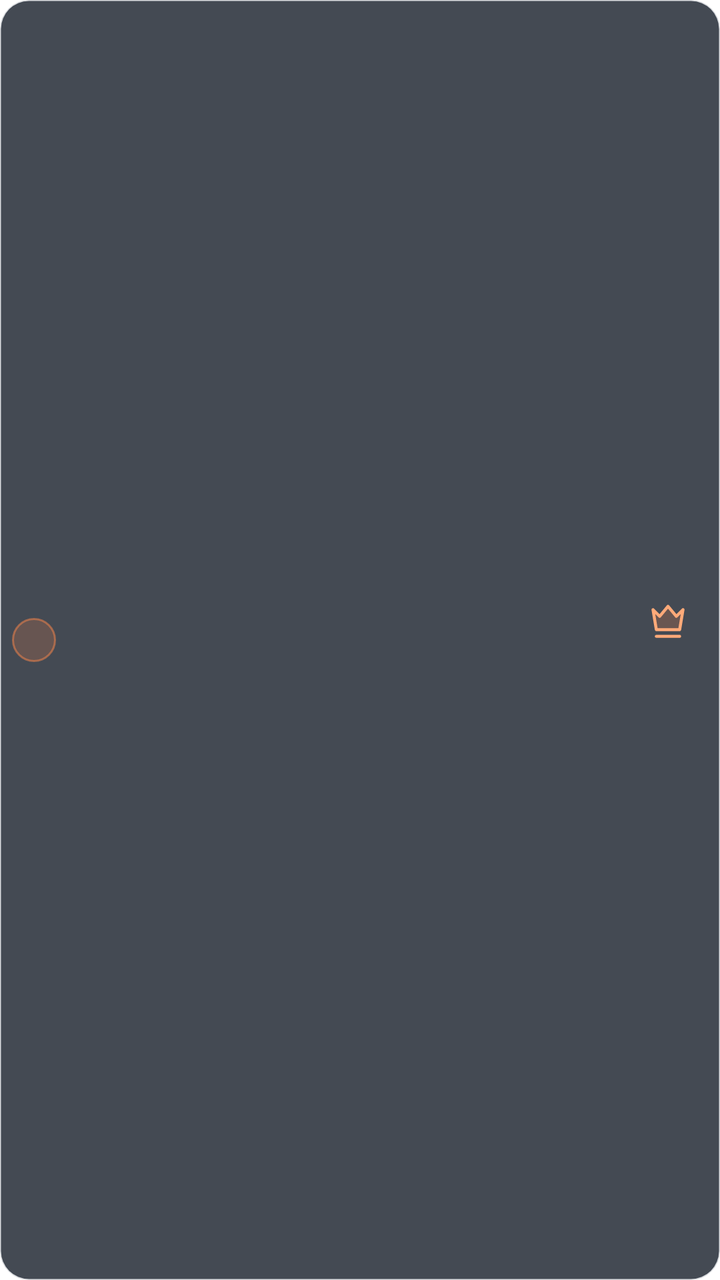
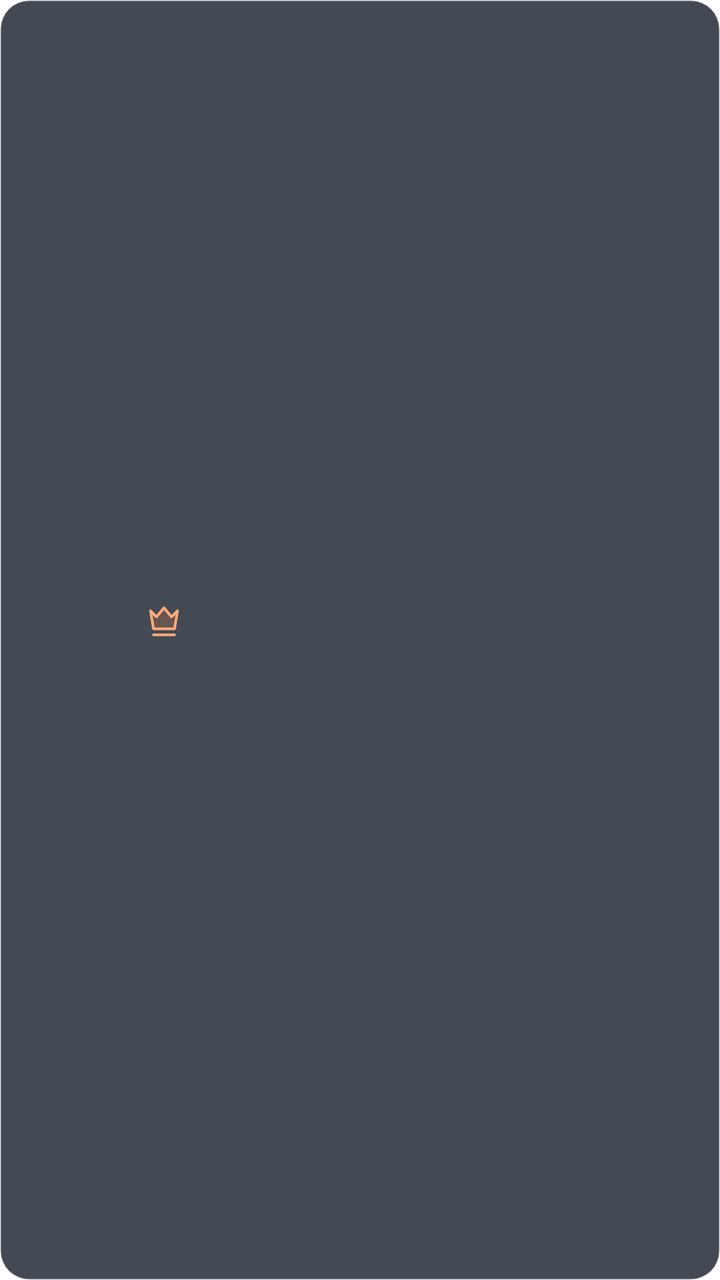

Before-and-after screenshots of an Android layout around one commit, followed by the original layout XML and the change that was made.
<!-- AndroidManifest.xml: application theme Theme.maple_guild_tracker -->
<!-- res/layout/widget_favorite_ranking_row.xml -->
<?xml version="1.0" encoding="utf-8"?>
<LinearLayout xmlns:android="http://schemas.android.com/apk/res/android"
    android:id="@+id/favorite_row"
    android:layout_width="match_parent"
    android:layout_height="64dp"
    android:background="@drawable/maple_widget_row_background"
    android:gravity="center_vertical"
    android:orientation="horizontal"
    android:paddingLeft="6dp"
    android:paddingTop="5dp"
    android:paddingRight="10dp"
    android:paddingBottom="5dp">
    <TextView android:id="@+id/favorite_rank" style="@style/MapleWidgetRankNumber" />
    <ImageView android:id="@+id/favorite_avatar" style="@style/MapleWidgetAvatar" />
    <LinearLayout android:layout_width="0dp" android:layout_height="wrap_content" android:layout_marginStart="5dp" android:layout_weight="1" android:orientation="vertical">
        <LinearLayout android:layout_width="match_parent" android:layout_height="wrap_content" android:gravity="center_vertical" android:orientation="horizontal">
            <TextView android:id="@+id/favorite_name" android:layout_width="0dp" android:layout_height="wrap_content" android:layout_weight="1" android:autoSizeMaxTextSize="13sp" android:autoSizeMinTextSize="10sp" android:autoSizeStepGranularity="1sp" android:autoSizeTextType="uniform" android:maxLines="1" android:textColor="#F4F6F9" android:textSize="13sp" android:textStyle="bold" />
            <ImageView android:id="@+id/favorite_primary" android:layout_width="20dp" android:layout_height="20dp" android:layout_marginStart="3dp" android:contentDescription="대표 캐릭터" android:scaleType="centerInside" android:src="@drawable/maple_widget_crown" />
        </LinearLayout>
        <TextView android:id="@+id/favorite_detail" android:layout_width="match_parent" android:layout_height="wrap_content" android:layout_marginTop="2dp" android:ellipsize="end" android:maxLines="1" android:textColor="#8994A3" android:textSize="12sp" />
    </LinearLayout>
    <TextView android:id="@+id/favorite_gain" android:layout_width="wrap_content" android:layout_height="wrap_content" android:layout_marginStart="6dp" android:maxLines="1" android:textColor="#69D9B6" android:textSize="13sp" android:textStyle="bold" />
</LinearLayout>
<!-- resources referenced by this layout -->
<resources>
  <!-- drawable maple_widget_crown (drawable) -->
  <?xml version="1.0" encoding="utf-8"?>
  <vector xmlns:android="http://schemas.android.com/apk/res/android"
      android:width="24dp"
      android:height="24dp"
      android:viewportWidth="24"
      android:viewportHeight="24">
      <path
          android:fillColor="#33FF874A"
          android:pathData="M3,5L7,9L12,3L17,9L21,5L19,17L5,17Z" />
      <path
          android:fillColor="@android:color/transparent"
          android:pathData="M3,5L7,9L12,3L17,9L21,5L19,17L5,17ZM5,21L19,21"
          android:strokeColor="#FFAA79"
          android:strokeLineCap="round"
          android:strokeLineJoin="round"
          android:strokeWidth="1.8" />
  </vector>
  <!-- drawable maple_widget_row_background (drawable) -->
  <?xml version="1.0" encoding="utf-8"?>
  <shape xmlns:android="http://schemas.android.com/apk/res/android" android:shape="rectangle">
      <solid android:color="#D9242B35" />
      <stroke android:width="1dp" android:color="#303E4957" />
      <corners android:radius="14dp" />
  </shape>
  <style name="MapleWidgetAvatar">
          <item name="android:layout_width">52dp</item>
          <item name="android:layout_height">52dp</item>
          <item name="android:layout_marginStart">3dp</item>
          <item name="android:adjustViewBounds">true</item>
          <item name="android:scaleType">fitCenter</item>
      </style>
  <style name="MapleWidgetRankNumber">
          <item name="android:layout_width">22dp</item>
          <item name="android:layout_height">22dp</item>
          <item name="android:background">@drawable/maple_widget_rank_background</item>
          <item name="android:gravity">center</item>
          <item name="android:textColor">#FFAA79</item>
          <item name="android:textSize">12sp</item>
          <item name="android:textStyle">bold</item>
      </style>
  <style name="Theme.maple_guild_tracker" parent="Theme.MaterialComponents.DayNight.NoActionBar">
          
      </style>
  <!-- drawable maple_widget_rank_background (drawable) -->
  <?xml version="1.0" encoding="utf-8"?>
  <shape xmlns:android="http://schemas.android.com/apk/res/android" android:shape="oval">
      <solid android:color="#30FF874A" />
      <stroke android:width="1dp" android:color="#80FF874A" />
  </shape>
</resources>

<!-- the commit's change to res/layout/widget_favorite_ranking_row.xml (unified diff, before → after) -->
@@ -6,16 +6,16 @@
     android:background="@drawable/maple_widget_row_background"
     android:gravity="center_vertical"
     android:orientation="horizontal"
-    android:paddingLeft="6dp"
+    android:paddingLeft="2dp"
     android:paddingTop="5dp"
-    android:paddingRight="10dp"
+    android:paddingRight="7dp"
     android:paddingBottom="5dp">
     <TextView android:id="@+id/favorite_rank" style="@style/MapleWidgetRankNumber" />
     <ImageView android:id="@+id/favorite_avatar" style="@style/MapleWidgetAvatar" />
     <LinearLayout android:layout_width="0dp" android:layout_height="wrap_content" android:layout_marginStart="5dp" android:layout_weight="1" android:orientation="vertical">
         <LinearLayout android:layout_width="match_parent" android:layout_height="wrap_content" android:gravity="center_vertical" android:orientation="horizontal">
-            <TextView android:id="@+id/favorite_name" android:layout_width="0dp" android:layout_height="wrap_content" android:layout_weight="1" android:autoSizeMaxTextSize="13sp" android:autoSizeMinTextSize="10sp" android:autoSizeStepGranularity="1sp" android:autoSizeTextType="uniform" android:maxLines="1" android:textColor="#F4F6F9" android:textSize="13sp" android:textStyle="bold" />
-            <ImageView android:id="@+id/favorite_primary" android:layout_width="20dp" android:layout_height="20dp" android:layout_marginStart="3dp" android:contentDescription="대표 캐릭터" android:scaleType="centerInside" android:src="@drawable/maple_widget_crown" />
+            <ImageView android:id="@+id/favorite_primary" android:layout_width="18dp" android:layout_height="18dp" android:layout_marginEnd="3dp" android:contentDescription="대표 캐릭터" android:scaleType="centerInside" android:src="@drawable/maple_widget_crown" />
+            <TextView android:id="@+id/favorite_name" android:layout_width="0dp" android:layout_height="wrap_content" android:layout_weight="1" android:autoSizeMaxTextSize="13sp" android:autoSizeMinTextSize="10sp" android:autoSizeStepGranularity="1sp" android:autoSizeTextType="uniform" android:gravity="start" android:maxLines="1" android:textColor="#F4F6F9" android:textSize="13sp" android:textStyle="bold" />
         </LinearLayout>
         <TextView android:id="@+id/favorite_detail" android:layout_width="match_parent" android:layout_height="wrap_content" android:layout_marginTop="2dp" android:ellipsize="end" android:maxLines="1" android:textColor="#8994A3" android:textSize="12sp" />
     </LinearLayout>
<!-- resource entries referenced after the edit -->
@@ -28,14 +28,13 @@
   <style name="MapleWidgetAvatar">
           <item name="android:layout_width">52dp</item>
           <item name="android:layout_height">52dp</item>
-          <item name="android:layout_marginStart">3dp</item>
+          <item name="android:layout_marginStart">0dp</item>
           <item name="android:adjustViewBounds">true</item>
           <item name="android:scaleType">fitCenter</item>
       </style>
   <style name="MapleWidgetRankNumber">
-          <item name="android:layout_width">22dp</item>
+          <item name="android:layout_width">14dp</item>
           <item name="android:layout_height">22dp</item>
-          <item name="android:background">@drawable/maple_widget_rank_background</item>
           <item name="android:gravity">center</item>
           <item name="android:textColor">#FFAA79</item>
           <item name="android:textSize">12sp</item>
@@ -44,11 +43,5 @@
   <style name="Theme.maple_guild_tracker" parent="Theme.MaterialComponents.DayNight.NoActionBar">
           
       </style>
-  <!-- drawable maple_widget_rank_background (drawable) -->
-  <?xml version="1.0" encoding="utf-8"?>
-  <shape xmlns:android="http://schemas.android.com/apk/res/android" android:shape="oval">
-      <solid android:color="#30FF874A" />
-      <stroke android:width="1dp" android:color="#80FF874A" />
-  </shape>
 </resources>
 
